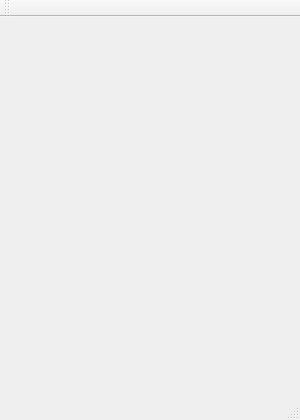
Before: the Qt Designer form App/MainWindow.ui in KangLin/LunarCalendar, drawn with Qt 5.
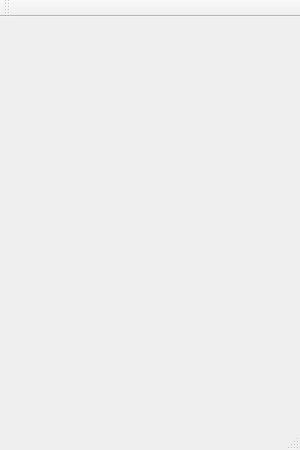
After: the same form once the commit is applied. Icons and pictures are not drawn.

```diff
--- a/App/MainWindow.ui
+++ b/App/MainWindow.ui
@@ -7,7 +7,7 @@
     <x>0</x>
     <y>0</y>
     <width>300</width>
-    <height>420</height>
+    <height>450</height>
    </rect>
   </property>
   <property name="windowTitle">
```
